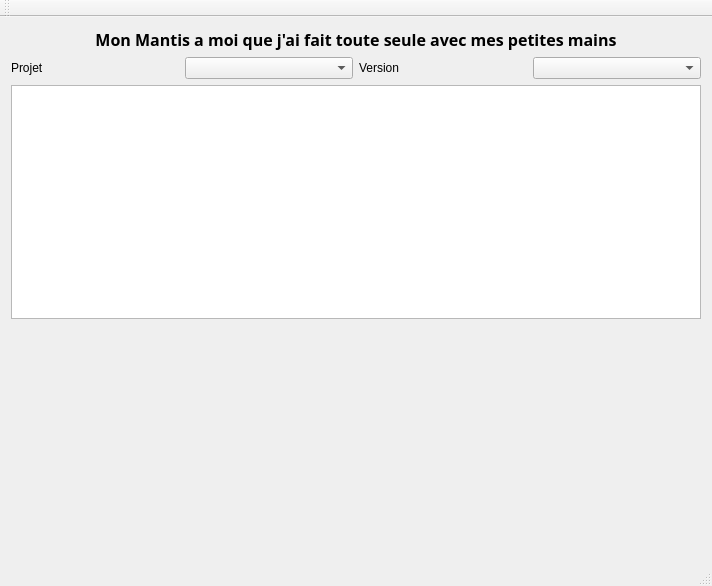
Before: the Qt Designer form MantisViewerIHMQt/mantisviewerihmqt.ui in Ambrou/MantisViewerQt, drawn with Qt 5.
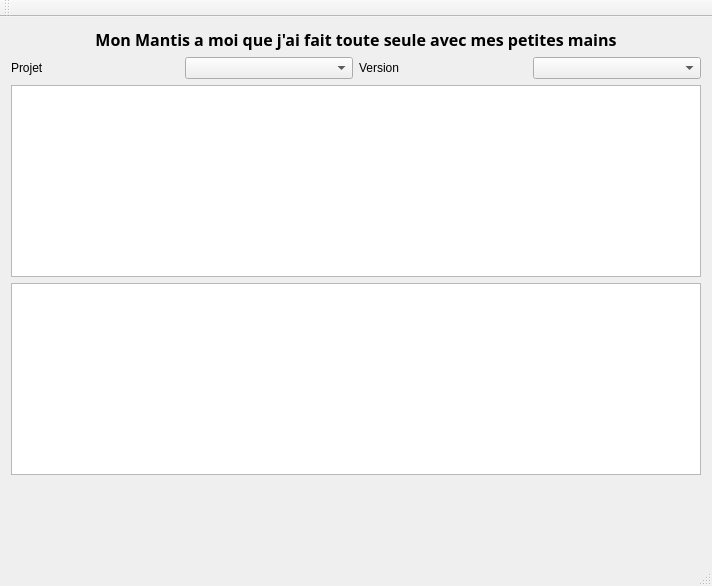
After: the same form once the commit is applied.

Diff of the .ui file:
```diff
--- a/MantisViewerIHMQt/mantisviewerihmqt.ui
+++ b/MantisViewerIHMQt/mantisviewerihmqt.ui
@@ -60,6 +60,9 @@
     <item>
      <widget class="QTableView" name="tableView"/>
     </item>
+    <item>
+     <widget class="QTableWidget" name="tableWidget"/>
+    </item>
     <item>
      <spacer name="verticalSpacer">
       <property name="orientation">
```
